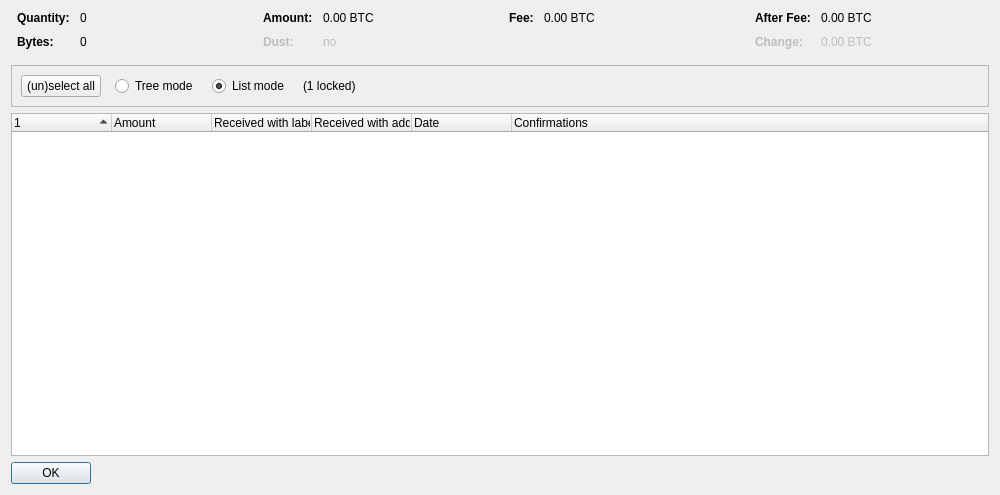
Above: src/qt/forms/coincontroldialog.ui from uhlik-mdfkbtc-veles-development/veles before the change. Below: the same form after it.
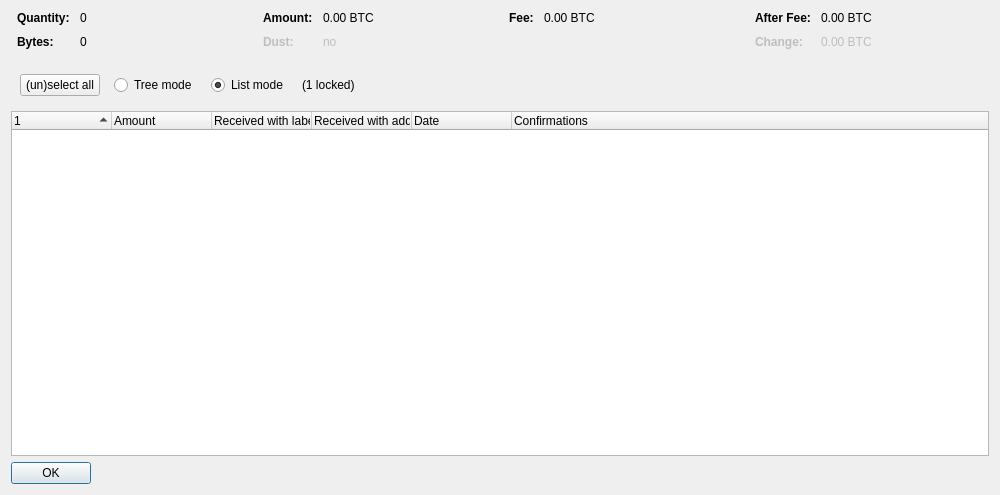
That is the form after the change. Custom widgets are drawn as their Qt base class.

Diff of the .ui file:
```diff
--- a/src/qt/forms/coincontroldialog.ui
+++ b/src/qt/forms/coincontroldialog.ui
@@ -312,7 +312,7 @@
       </size>
      </property>
      <property name="frameShape">
-      <enum>QFrame::StyledPanel</enum>
+      <enum>QFrame::NoFrame</enum>
      </property>
      <property name="frameShadow">
       <enum>QFrame::Sunken</enum>
```
